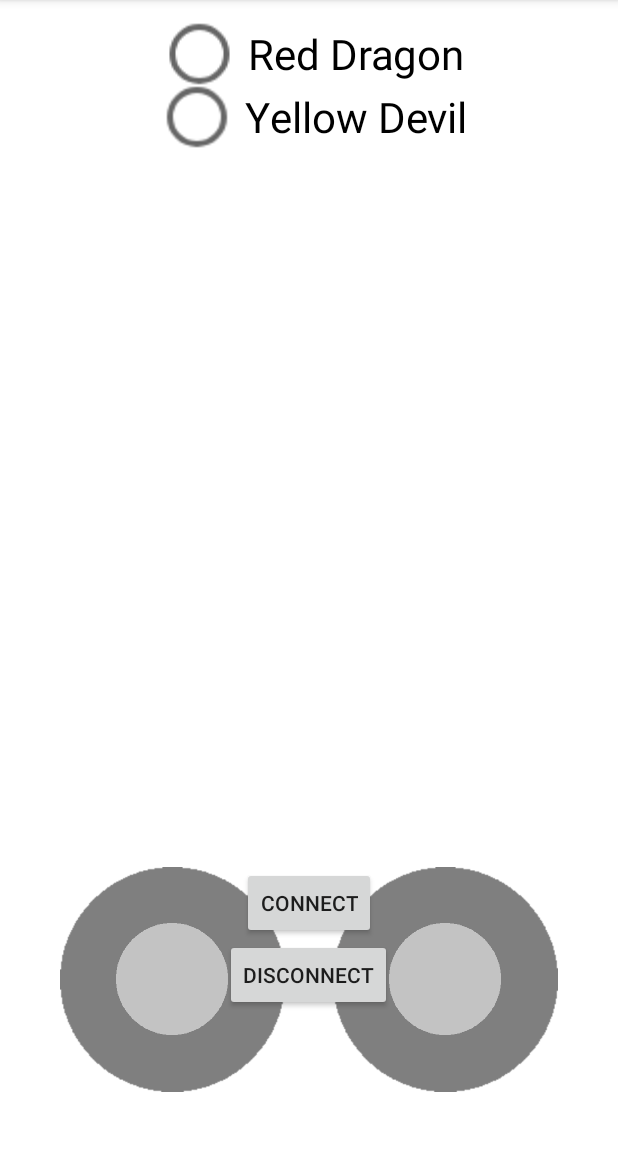
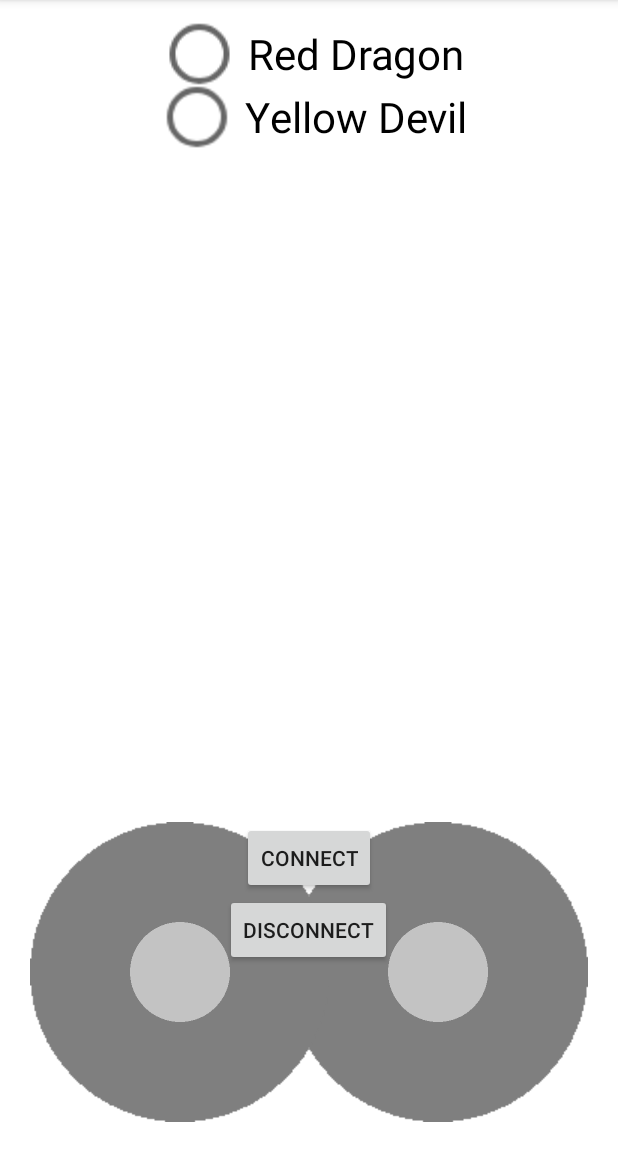
Before and after one commit to Jooster2/SmashCars, an Android app: the fragment JoystickFragment shown on its own in the app's theme, on a phone screen of 412 x 824 dp, the part 84-1236 px from its top. Run offline under Robolectric (Android 15) with nearby library versions, the light colour scheme and no system bars; libraries missing offline, so code that uses them is left out: android.test, android.test.suitebuilder; 1 statement that could not run was skipped.

Commit message:
Update joystick size
Changed the size of the background and the joystick handle

```diff
--- a/controller/app/src/main/java/com/smashcars/joystick/Joystick.java
+++ b/controller/app/src/main/java/com/smashcars/joystick/Joystick.java
@@ -52,8 +52,8 @@
         joystick = BitmapFactory.decodeResource(context.getResources(),
                 R.drawable.joystick_pressed);
         // Set values for joystick (half the size of the layout)
-        joystick_width = params.width/2;
-        joystick_height = params.height/2;
+        joystick_width = params.width/3;
+        joystick_height = params.height/3;
         // Create a scaled version (smaller than the background layout)
         joystick = Bitmap.createScaledBitmap(joystick, joystick_width, joystick_height,
                 false);
--- a/controller/app/src/main/res/layout/joystick_fragment.xml
+++ b/controller/app/src/main/res/layout/joystick_fragment.xml
@@ -19,29 +19,29 @@
 
     </LinearLayout>
     <RelativeLayout
-        android:layout_height="150dp"
-        android:layout_width="150dp"
+        android:layout_height="200dp"
+        android:layout_width="200dp"
         android:id="@+id/horizontal_joystick"
         android:clipChildren="false"
         android:clipToPadding="false"
         android:background="@drawable/joystick"
         android:layout_alignParentBottom="true"
         android:layout_alignParentEnd="true"
-        android:layout_marginRight="40dp"
-        android:layout_marginBottom="40dp">
+        android:layout_marginRight="20dp"
+        android:layout_marginBottom="20dp">
     </RelativeLayout>
 
     <RelativeLayout
-        android:layout_height="150dp"
-        android:layout_width="150dp"
+        android:layout_height="200dp"
+        android:layout_width="200dp"
         android:id="@+id/vertical_joystick"
         android:clipChildren="false"
         android:clipToPadding="false"
         android:background="@drawable/joystick"
         android:layout_alignParentBottom="true"
         android:layout_alignParentEnd="false"
-        android:layout_marginLeft="40dp"
-        android:layout_marginBottom="40dp" />
+        android:layout_marginLeft="20dp"
+        android:layout_marginBottom="20dp" />
 
     <Button
         android:layout_width="wrap_content"
```
